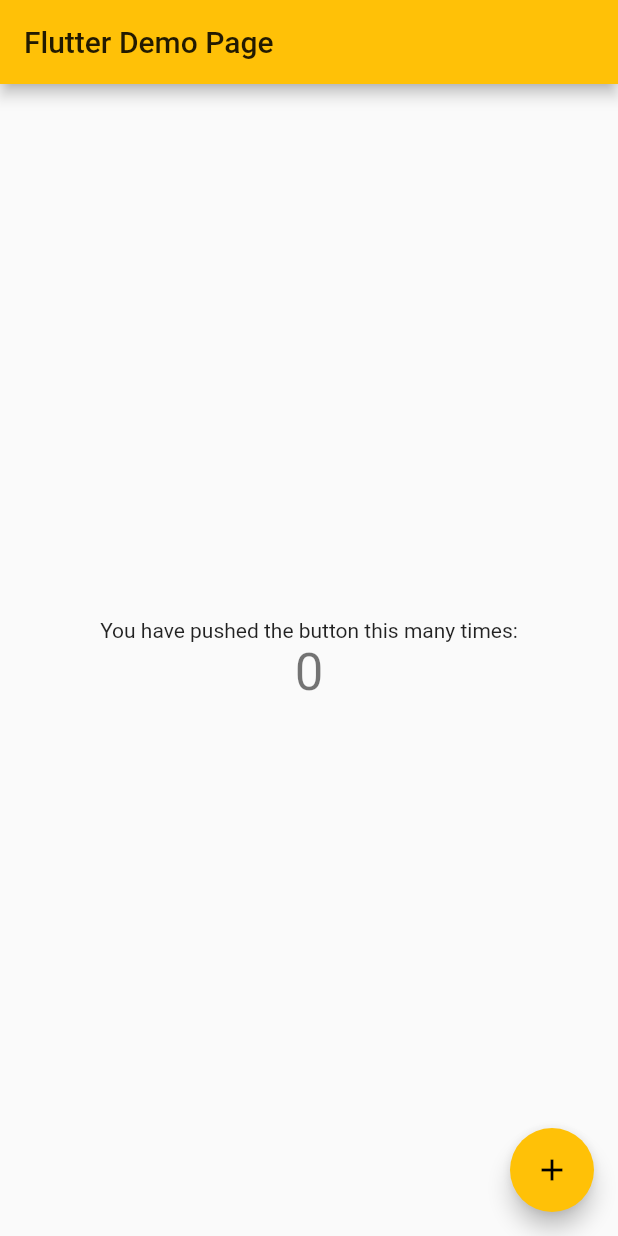
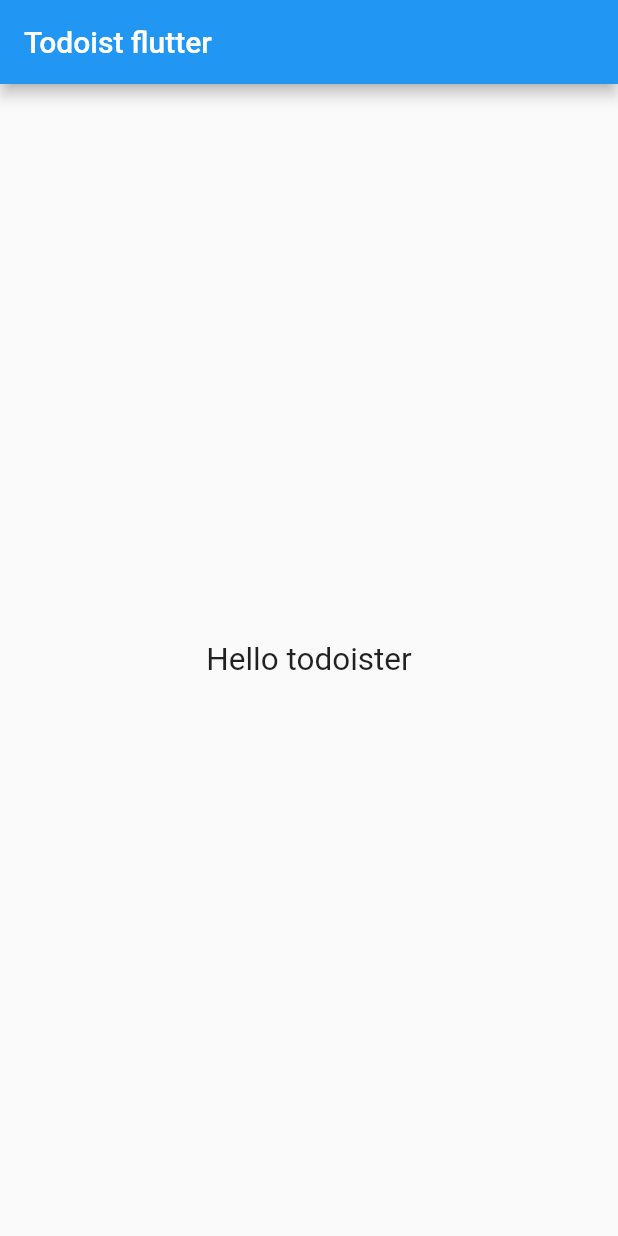
Before and after one commit to basunia/todoist_flutter, a Flutter app: the screen it shows after launch, on a phone screen of 412 x 824 dp. Run offline on Flutter 3.47's test engine with Material 2 defaults, Android fonts, the phone set to English and light mode, and no system bars; our stand-ins replace overlay_support.

Commit message:
initial commit

```diff
--- a/lib/main.dart
+++ b/lib/main.dart
@@ -1,71 +1,39 @@
 import 'package:flutter/material.dart';
+import 'package:overlay_support/overlay_support.dart';
+import 'package:provider/provider.dart';
+import 'package:todoist_app/pages/Home.dart';
+import 'package:todoist_app/provider/auth_provider.dart';
 
 void main() {
-  runApp(MyApp());
+  runApp(RootApp());
 }
 
-class MyApp extends StatelessWidget {
-  // This widget is the root of your application.
+class RootApp extends StatelessWidget {
   @override
   Widget build(BuildContext context) {
-    return MaterialApp(
-      title: 'Todoist flutter',
-      theme: ThemeData(
-        primarySwatch: Colors.amber,
-        // This makes the visual density adapt to the platform that you run
-        // the app on. For desktop platforms, the controls will be smaller and
-        // closer together (more dense) than on mobile platforms.
-        visualDensity: VisualDensity.adaptivePlatformDensity,
-      ),
-      home: MyHomePage(title: 'Flutter Demo Page'),
-    );
+    // return MultiProvider(
+    //   providers: [
+    //     ChangeNotifierProvider<AuthProvider>(
+    //       create: (_) => AuthProvider(),
+    //       lazy: false,
+    //     )
+    //   ],
+    //   child: OverlaySupport(
+    //     child: MainApp,
+    //   ),
+    // );
+    return MainApp();
   }
 }
 
-class MyHomePage extends StatefulWidget {
-  MyHomePage({Key key, this.title}) : super(key: key);
-
-  final String title;
-
+class MainApp extends StatefulWidget {
   @override
-  _MyHomePageState createState() => _MyHomePageState();
+  _MainAppState createState() => _MainAppState();
 }
 
-class _MyHomePageState extends State<MyHomePage> {
-  int _counter = 0;
-
-  void _incrementCounter() {
-    setState(() {
-      _counter++;
-    });
-  }
-
+class _MainAppState extends State<MainApp> {
   @override
   Widget build(BuildContext context) {
-    return Scaffold(
-      appBar: AppBar(
-        title: Text(widget.title),
-      ),
-      body: Center(
-        child: Column(
-          // horizontal).
-          mainAxisAlignment: MainAxisAlignment.center,
-          children: <Widget>[
-            Text(
-              'You have pushed the button this many times:',
-            ),
-            Text(
-              '$_counter',
-              style: Theme.of(context).textTheme.headline4,
-            ),
-          ],
-        ),
-      ),
-      floatingActionButton: FloatingActionButton(
-        onPressed: _incrementCounter,
-        tooltip: 'Increment',
-        child: Icon(Icons.add),
-      ), // This trailing comma makes auto-formatting nicer for build methods.
-    );
+    return MaterialApp(title: 'Dodoist flutter', home: Home());
   }
 }
--- /dev/null
+++ b/lib/pages/Home.dart
@@ -0,0 +1,23 @@
+import 'package:flutter/material.dart';
+
+class Home extends StatefulWidget {
+  @override
+  _HomeState createState() => _HomeState();
+}
+
+class _HomeState extends State<Home> {
+  @override
+  Widget build(BuildContext context) {
+    return Scaffold(
+      appBar: AppBar(
+        title: Text('Todoist flutter'),
+      ),
+      body: Center(
+        child: Text(
+          'Hello todoister',
+          textScaleFactor: 1.5,
+        ),
+      ),
+    );
+  }
+}
--- /dev/null
+++ b/lib/provider/auth_provider.dart
@@ -0,0 +1,5 @@
+import 'package:flutter/widgets.dart';
+
+class AuthProvider extends ChangeNotifier {
+  AuthProvider() {}
+}
--- a/pubspec.yaml
+++ b/pubspec.yaml
@@ -18,7 +18,7 @@ publish_to: 'none' # Remove this line if you wish to publish to pub.dev
 version: 1.0.0+1
 
 environment:
-  sdk: ">=2.7.0 <3.0.0"
+  sdk: ">=2.12.0 <3.0.0"
 
 dependencies:
   flutter:
@@ -28,6 +28,8 @@ dependencies:
   # The following adds the Cupertino Icons font to your application.
   # Use with the CupertinoIcons class for iOS style icons.
   cupertino_icons: ^1.0.0
+  provider: ^5.0.0
+  overlay_support: ^1.2.0-nullsafety.0
 
 dev_dependencies:
   flutter_test:
```
Also changed, not shown: pubspec.lock.
